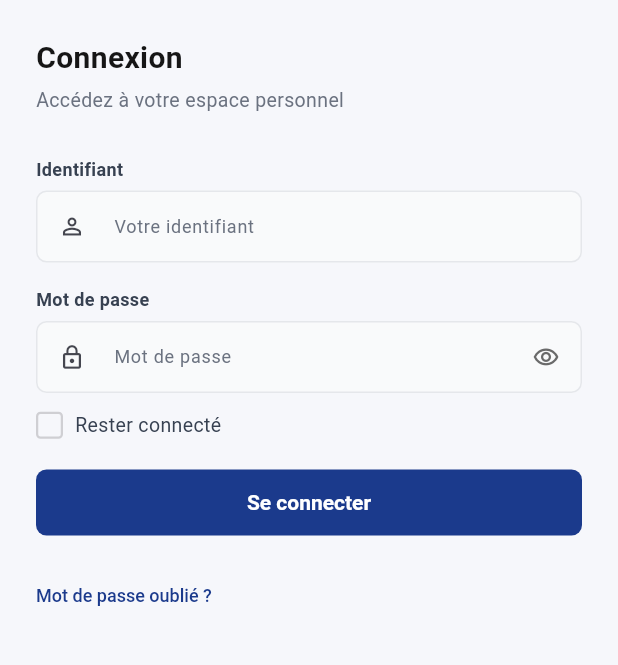
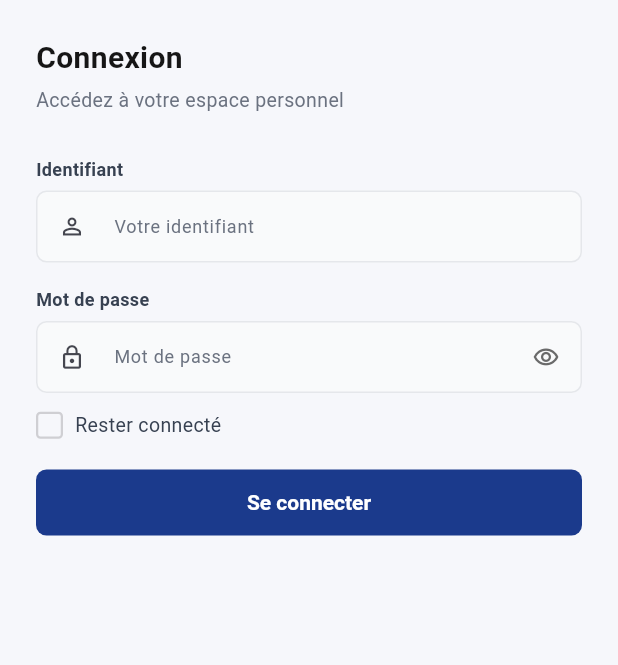
Before and after one commit to fallpapemoctar-create/modif_pagination_avant_reecriture, a Flutter app: the screen it shows after launch, on a phone screen of 412 x 824 dp, the part 315-980 px from its top. Run offline on Flutter 3.47's test engine with Material 3 defaults, Android fonts, the phone set to English and light mode, and no system bars; our stand-ins replace pdf, printing, shared_preferences, web; missing offline and left inert: dart:html; accounts and stored records are empty; Roboto replaces fonts that are missing (Marianne).

Commit message:
fix: supprimer le lien "Mot de passe oublié ?" de la page de login
Co-Authored-By: Claude Sonnet 4.6 <noreply@anthropic.com>

```diff
--- a/lib/screens/login_page.dart
+++ b/lib/screens/login_page.dart
@@ -308,19 +308,6 @@ class _LoginPageState extends State<LoginPage> {
                       style: TextStyle(fontSize: 14, fontWeight: FontWeight.w600)),
             ),
           ),
-          const SizedBox(height: 16),
-
-          // ── Mot de passe oublié ──
-          TextButton(
-            onPressed: () {},
-            style: TextButton.styleFrom(
-              foregroundColor: primary,
-              padding: EdgeInsets.zero,
-              minimumSize: Size.zero,
-            ),
-            child: const Text('Mot de passe oublié ?',
-                style: TextStyle(fontSize: 12, fontWeight: FontWeight.w500)),
-          ),
         ],
       ),
     );
```
